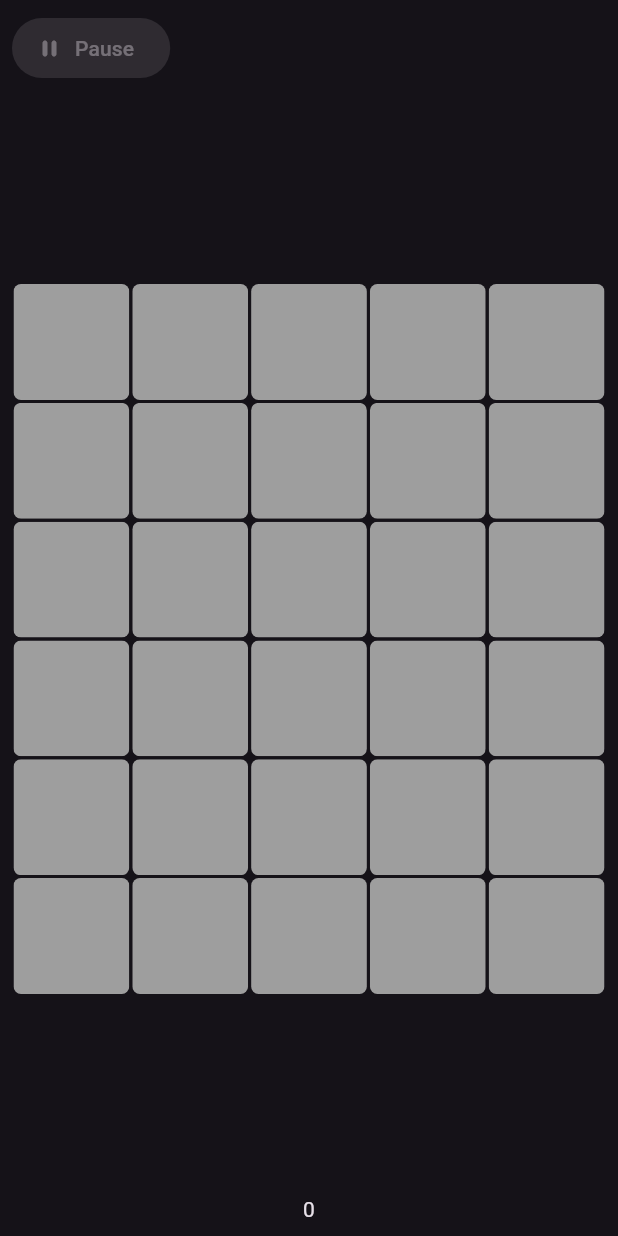
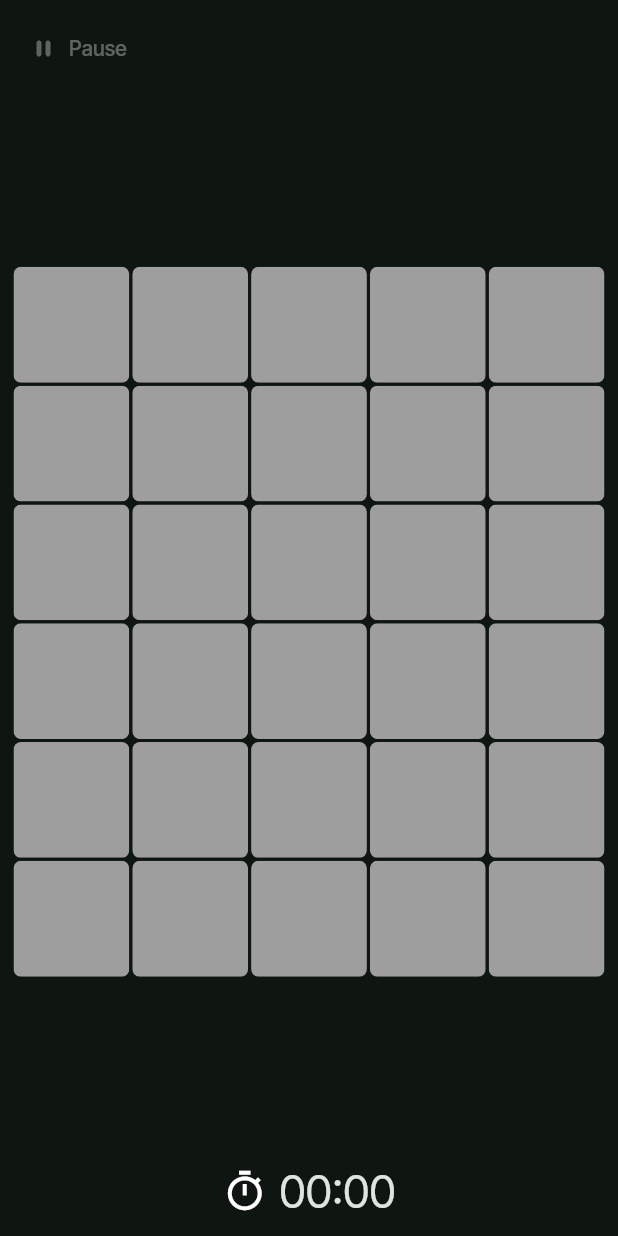
Before and after one commit to zeeshanok/minesweeper, a Flutter app: the screen it shows after launch, after a tap on "Easy", on a phone screen of 412 x 824 dp. Run offline on Flutter 3.47's test engine with Material 2 defaults, Android fonts, the phone set to English and light mode, and no system bars.

Commit message:
add haptics, pause and beautify timer

```diff
--- a/lib/logic/minesweeper.dart
+++ b/lib/logic/minesweeper.dart
@@ -147,7 +147,7 @@ class Minesweeper {
   void _open(int x, int y, {bool recursing = false}) {
     start();
     var cell = cellGrid[y][x];
-    if (!recursing && cell.isMine) {
+    if (!recursing && cell.isMine && !cell.isFlagged) {
       // the only place where the game is lost
       openAllMines();
       state = GameState.defeat;
--- a/lib/main.dart
+++ b/lib/main.dart
@@ -14,12 +14,13 @@ class MyApp extends StatelessWidget {
     return MaterialApp(
       title: 'Flutter Demo',
       theme: ThemeData(
+        fontFamily: 'InterTight',
         appBarTheme: const AppBarTheme(
           backgroundColor: Colors.transparent,
-          titleTextStyle: TextStyle(fontSize: 28),
+          titleTextStyle: TextStyle(fontSize: 28, fontFamily: 'InterTight'),
         ),
         colorScheme: ColorScheme.fromSeed(
-          seedColor: Colors.deepPurple,
+          seedColor: Colors.greenAccent,
           brightness: Brightness.dark,
         ),
         useMaterial3: true,
--- a/lib/widgets/board.dart
+++ b/lib/widgets/board.dart
@@ -3,9 +3,15 @@ import 'package:minesweeper/widgets/cell.dart';
 import 'package:minesweeper/logic/minesweeper.dart';
 
 class MinesweeperBoard extends StatefulWidget {
-  const MinesweeperBoard({super.key, required this.game});
+  const MinesweeperBoard(
+      {super.key,
+      required this.game,
+      required this.onFlag,
+      required this.onUnflag,
+      required this.onOpen});
 
   final Minesweeper game;
+  final void Function(int x, int y) onFlag, onUnflag, onOpen;
 
   @override
   State<MinesweeperBoard> createState() => _MinesweeperBoardState();
@@ -33,7 +39,7 @@ class _MinesweeperBoardState extends State<MinesweeperBoard> {
         widget.game.state == GameState.notStarted;
 
     // gotta make sure the user slowly understands the games result
-    const duration = Duration(seconds: 1);
+    const duration = Duration(milliseconds: 400);
     return Center(
       child: Stack(
         alignment: Alignment.center,
@@ -61,13 +67,13 @@ class _MinesweeperBoardState extends State<MinesweeperBoard> {
                               child: MinesweeperCell(
                                 cell: widget.game.cellGrid[j][i],
                                 onFlag: () {
-                                  setState(() => widget.game.flag(i, j));
+                                  widget.onFlag(i, j);
                                 },
                                 onUnflag: () {
-                                  setState(() => widget.game.unflag(i, j));
+                                  widget.onUnflag(i, j);
                                 },
                                 onOpen: () {
-                                  setState(() => widget.game.open(i, j));
+                                  widget.onOpen(i, j);
                                 },
                               ),
                             )
--- a/lib/widgets/cell.dart
+++ b/lib/widgets/cell.dart
@@ -2,6 +2,7 @@ import 'package:flutter/material.dart';
 import 'package:flutter/physics.dart';
 import 'package:flutter/scheduler.dart';
 import 'package:minesweeper/logic/minesweeper.dart';
+import 'package:flutter/services.dart';
 
 class MinesweeperCell extends StatefulWidget {
   const MinesweeperCell({
@@ -30,6 +31,10 @@ class _MinesweeperCellState extends State<MinesweeperCell>
 
   late final double widgetHeight;
 
+  bool hasVibrated = false;
+
+  bool get shouldFirePullEvent => verticalOffset.abs() / widgetHeight >= 1;
+
   @override
   void initState() {
     super.initState();
@@ -51,7 +56,6 @@ class _MinesweeperCellState extends State<MinesweeperCell>
   }
 
   void onDragStop() {
-    final shouldFirePullEvent = verticalOffset / widgetHeight >= 1;
     if (shouldFirePullEvent) {
       if (widget.cell.isFlagged) {
         widget.onUnflag();
@@ -75,7 +79,10 @@ class _MinesweeperCellState extends State<MinesweeperCell>
     if (cell.isUnopened) {
       return Colors.grey.shade500;
     }
-    if (cell.isMine || cell.isFlagged) {
+    if (cell.isFlagged) {
+      return Colors.redAccent.shade200;
+    }
+    if (cell.isMine) {
       return Colors.redAccent.shade400;
     }
 
@@ -95,11 +102,11 @@ class _MinesweeperCellState extends State<MinesweeperCell>
   }
 
   Widget getCellForeground(Cell cell) {
-    const style = TextStyle(fontSize: 20, fontWeight: FontWeight.bold);
+    const style = TextStyle(fontSize: 25, fontWeight: FontWeight.bold);
     if (cell.isUnopened) {
       return Container();
     } else if (cell.isFlagged) {
-      return const Icon(Icons.flag_rounded);
+      return const Icon(Icons.flag_rounded, size: 25);
     } else if (cell.isMine) {
       return const Text("!", style: style);
     } else if (cell.neighbouringMineCount! > 0) {
@@ -151,8 +158,17 @@ class _MinesweeperCellState extends State<MinesweeperCell>
             onPanStart: (details) => setState(() {
               isDragging = true;
             }),
-            onPanUpdate: (details) =>
-                setState(() => verticalOffset += details.delta.dy),
+            onPanUpdate: (details) async {
+              setState(() => verticalOffset += details.delta.dy);
+              if (shouldFirePullEvent) {
+                if (!hasVibrated) {
+                  hasVibrated = true;
+                  await HapticFeedback.vibrate();
+                }
+              } else {
+                hasVibrated = false;
+              }
+            },
             onPanEnd: (e) => onDragStop(),
             onPanCancel: () => onDragStop(),
             child: child,
--- a/lib/widgets/clock.dart
+++ b/lib/widgets/clock.dart
@@ -1,4 +1,7 @@
 import 'package:flutter/material.dart';
+import 'package:intl/intl.dart';
+
+final _f = NumberFormat("00");
 
 class MinesweeperClock extends StatelessWidget {
   const MinesweeperClock({super.key, required this.elapsedTimeStream});
@@ -6,10 +9,24 @@ class MinesweeperClock extends StatelessWidget {
   final Stream<Duration> elapsedTimeStream;
   @override
   Widget build(BuildContext context) {
-    return StreamBuilder(
-      initialData: Duration.zero,
-      stream: elapsedTimeStream,
-      builder: (context, snapshot) => Text(snapshot.data!.inSeconds.toString()),
+    return Row(
+      mainAxisSize: MainAxisSize.min,
+      children: [
+        const Icon(Icons.timer_outlined, size: 30),
+        const SizedBox(width: 8),
+        StreamBuilder(
+            initialData: Duration.zero,
+            stream: elapsedTimeStream,
+            builder: (context, snapshot) {
+              final total = snapshot.data!.inSeconds;
+              final mins = total ~/ 60;
+              final seconds = total % 60;
+              return Text(
+                "${_f.format(mins)}:${_f.format(seconds)}",
+                style: const TextStyle(fontSize: 30),
+              );
+            }),
+      ],
     );
   }
 }
--- a/lib/widgets/pages/play_page.dart
+++ b/lib/widgets/pages/play_page.dart
@@ -12,6 +12,32 @@ class PlayPage extends StatefulWidget {
 
 class _PlayPageState extends State<PlayPage> {
   late final game = Minesweeper.createWithDifficulty(widget.difficulty);
+
+  String getPauseText() {
+    if (game.state == GameState.paused) {
+      return "Resume";
+    } else {
+      return "Pause";
+    }
+  }
+
+  IconData getPauseIcon() {
+    if (game.state == GameState.paused) {
+      return Icons.play_arrow_rounded;
+    } else {
+      return Icons.pause_rounded;
+    }
+  }
+
+  void Function()? getPauseOnPressed() {
+    if (game.state == GameState.paused) {
+      return () => setState(() => game.resume());
+    } else if (game.state == GameState.playing) {
+      return () => setState(() => game.pause());
+    }
+    return null;
+  }
+
   @override
   Widget build(BuildContext context) {
     return Scaffold(
@@ -23,20 +49,17 @@ class _PlayPageState extends State<PlayPage> {
             children: [
               Align(
                 alignment: Alignment.centerLeft,
-                child: FilledButton.tonalIcon(
-                  label: const Text("Pause"),
-                  onPressed: game.state == GameState.playing
-                      ? () {
-                          setState(() {
-                            game.pause();
-                          });
-                        }
-                      : null,
-                  icon: const Icon(Icons.pause_rounded),
+                child: TextButton.icon(
+                  label: Text(getPauseText()),
+                  icon: Icon(getPauseIcon()),
+                  onPressed: getPauseOnPressed(),
                 ),
               ),
               MinesweeperBoard(
                 game: game,
+                onOpen: (x, y) => setState(() => game.open(x, y)),
+                onFlag: (x, y) => setState(() => game.flag(x, y)),
+                onUnflag: (x, y) => setState(() => game.unflag(x, y)),
               ),
               MinesweeperClock(elapsedTimeStream: game.elapsedTimeStream)
             ],
```
Also changed, not shown: pubspec.yaml (+10 -6 lines), fonts/InterTight-Bold.ttf (added), fonts/InterTight-Medium.ttf (added), fonts/InterTight-Regular.ttf (added), pubspec.lock, 3 other files.
